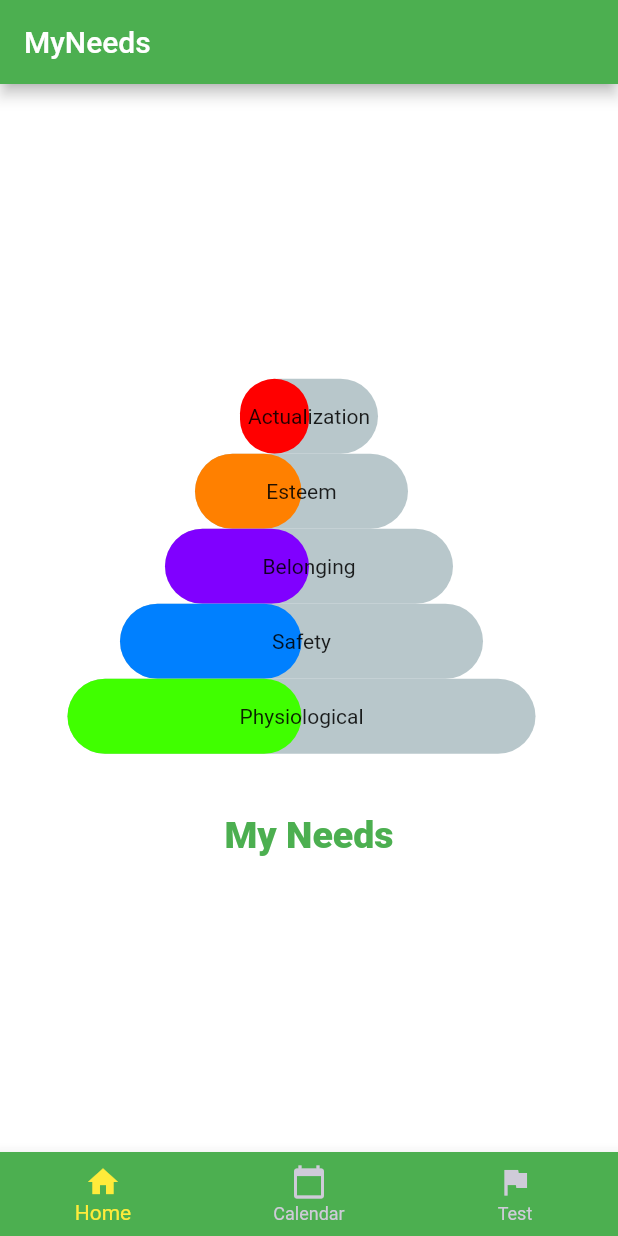
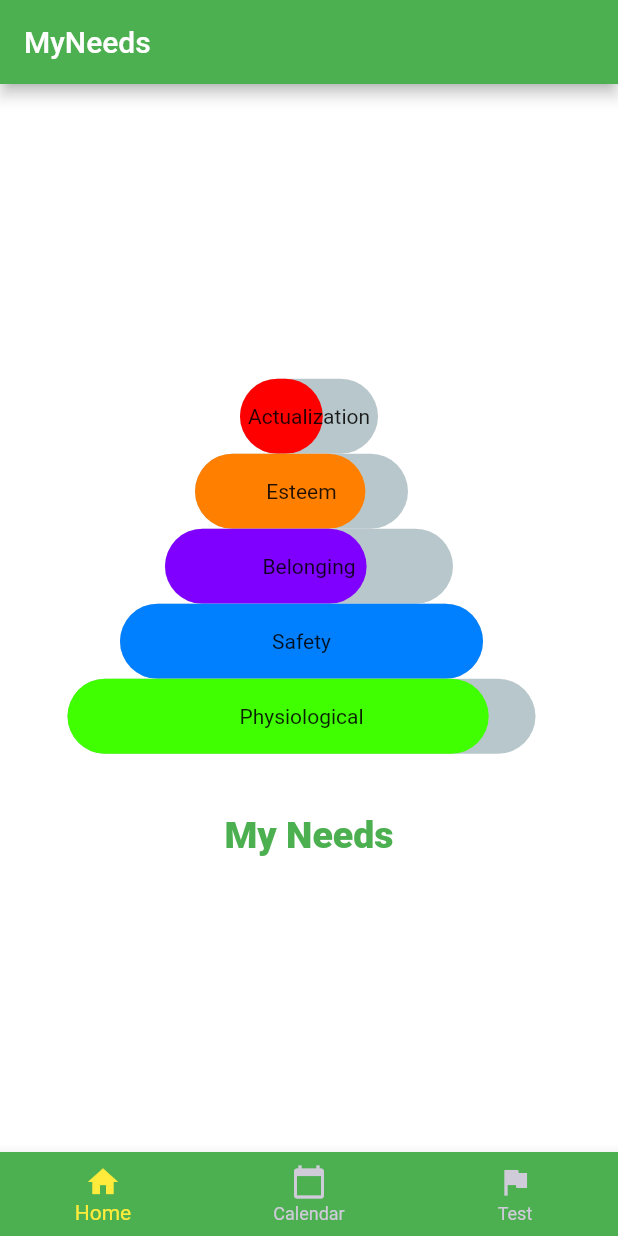
Before and after one commit to NesaByte/Maslow-Fulfilled, a Flutter app: the screen it shows after launch, on a phone screen of 412 x 824 dp. Run offline on Flutter 3.47's test engine with Material 2 defaults, Android fonts, the phone set to English and light mode, and no system bars; drawn by our look-alikes of percent_indicator; our stand-ins replace table_calendar.

Commit message:
Able to now read data from json file

```diff
--- a/lib/home.dart
+++ b/lib/home.dart
@@ -3,6 +3,7 @@ import 'package:percent_indicator/percent_indicator.dart';
 import 'package:my_needs/calendar.dart';
 import 'package:my_needs/test.dart';
 import 'package:my_needs/json_data.dart';
+import 'dart:convert';
 
 class Home extends StatefulWidget {
   static const String id = 'home';
@@ -16,7 +17,19 @@ class HomeState extends State<Home> {
   Widget build(BuildContext context) {
     double LH = 50.0;
     return Scaffold(
-      body: Center(
+      body: Container(
+        child: Center(
+          child: FutureBuilder(
+            future:
+            DefaultAssetBundle.of(context).loadString(
+                'assets/data_myneeds.json'),
+            builder: (context, snapshot) {
+              if (!snapshot.hasData) {
+                return Text("no data");
+              }
+              var myData = json.decode(snapshot.data);
+              print(myData);
+              return Center(
                   child: Column(
                       mainAxisAlignment: MainAxisAlignment.center,
                       children: <Widget>[
@@ -26,12 +39,15 @@ class HomeState extends State<Home> {
                             horizontal: 150.0,
                           ),
                           child: new LinearPercentIndicator(
-                width: MediaQuery.of(context).size.width - 300,
+                            width: MediaQuery
+                                .of(context)
+                                .size
+                                .width - 300,
                             animation: true,
                             lineHeight: LH,
                             center: new Text("Actualization"),
                             animationDuration: 2500,
-                percent: 50 / 100,
+                            percent: (myData[0]['score']) / 100,
                             linearStrokeCap: LinearStrokeCap.roundAll,
                             progressColor: Color(0xFFFF0000),
                           ),
@@ -42,12 +58,15 @@ class HomeState extends State<Home> {
                             horizontal: 120.0,
                           ),
                           child: new LinearPercentIndicator(
-                width: MediaQuery.of(context).size.width - 250,
+                            width: MediaQuery
+                                .of(context)
+                                .size
+                                .width - 250,
                             animation: true,
                             lineHeight: LH,
                             center: new Text("Esteem"),
                             animationDuration: 2500,
-                percent: 50 / 100,
+                            percent: (myData[1]['score']) / 100,
                             linearStrokeCap: LinearStrokeCap.roundAll,
                             progressColor: Color(0xFFFF8000),
                           ),
@@ -58,12 +77,15 @@ class HomeState extends State<Home> {
                             horizontal: 100.0,
                           ),
                           child: new LinearPercentIndicator(
-                width: MediaQuery.of(context).size.width - 200,
+                            width: MediaQuery
+                                .of(context)
+                                .size
+                                .width - 200,
                             animation: true,
                             lineHeight: LH,
                             center: new Text("Belonging"),
                             animationDuration: 2500,
-                percent: 50 / 100,
+                            percent: (myData[2]['score']) / 100,
                             linearStrokeCap: LinearStrokeCap.roundAll,
                             progressColor: Color(0xFF8000ff),
                           ),
@@ -72,12 +94,15 @@ class HomeState extends State<Home> {
                         Padding(
                           padding: EdgeInsets.symmetric(horizontal: 70.0),
                           child: new LinearPercentIndicator(
-                width: MediaQuery.of(context).size.width - 150,
+                            width: MediaQuery
+                                .of(context)
+                                .size
+                                .width - 150,
                             animation: true,
                             lineHeight: LH,
                             center: new Text("Safety"),
                             animationDuration: 2500,
-                percent: 50 / 100,
+                            percent: (myData[3]['score']) / 100,
                             linearStrokeCap: LinearStrokeCap.roundAll,
                             progressColor: Color(0xFF0080ff),
                           ),
@@ -86,30 +111,45 @@ class HomeState extends State<Home> {
                         Padding(
                           padding: EdgeInsets.symmetric(horizontal: 35.0),
                           child: new LinearPercentIndicator(
-                width: MediaQuery.of(context).size.width - 80,
+                            width: MediaQuery
+                                .of(context)
+                                .size
+                                .width - 80,
                             animation: true,
                             lineHeight: LH,
                             center: new Text("Physiological"),
                             animationDuration: 2500,
-                percent: 50 / 100,
+                            percent: (myData[4]['score']) / 100,
                             linearStrokeCap: LinearStrokeCap.roundAll,
                             progressColor: Color(0xFF40ff00),
                           ),
                         ),
-
                         Padding(
-              padding: EdgeInsets.symmetric(horizontal: 150.0, vertical: 20.0),
+                          padding: EdgeInsets.symmetric(
+                              horizontal: 150.0, vertical: 20.0),
                         ),
                         Text(
                           "My Needs",
                           textAlign: TextAlign.center,
                           style: TextStyle(
                             fontSize: 25.0,
-                color: Theme.of(context).primaryColor,
+                            color: Theme
+                                .of(context)
+                                .primaryColor,
                             fontWeight: FontWeight.w800,
                           ),
                         ),
-          ])),
+                      ]));
+            },
+          ),
+        ),
+      ),
+
+      /*
+        body:
+
+      */
     );
   }
+
 }
--- a/pubspec.yaml
+++ b/pubspec.yaml
@@ -49,6 +49,7 @@ flutter:
 
   assets:
     - assets/
+    - assets/data_myneeds.json
   # To add assets to your application, add an assets section, like this:
   # assets:
   #   - images/a_dot_burr.jpeg
```
Also changed, not shown: assets/data_myneeds.json (added, +24 -0 lines). Lines whose indentation alone changed are shown as unchanged.
